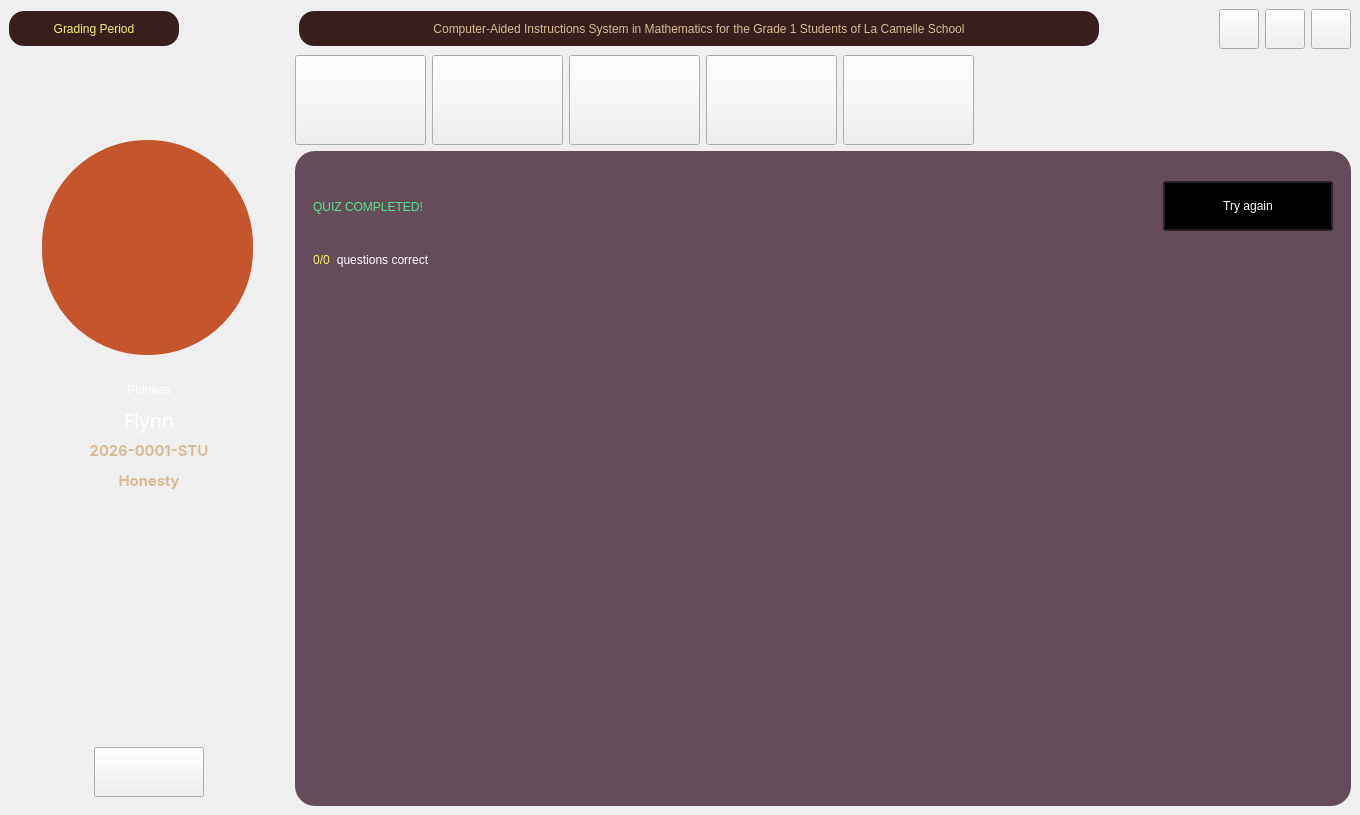
The window that CAI_PyQt/CAI_Student/UI/FormHome.ui (CPG19040/CPG19040) describes before a commit, drawn with Qt 5.
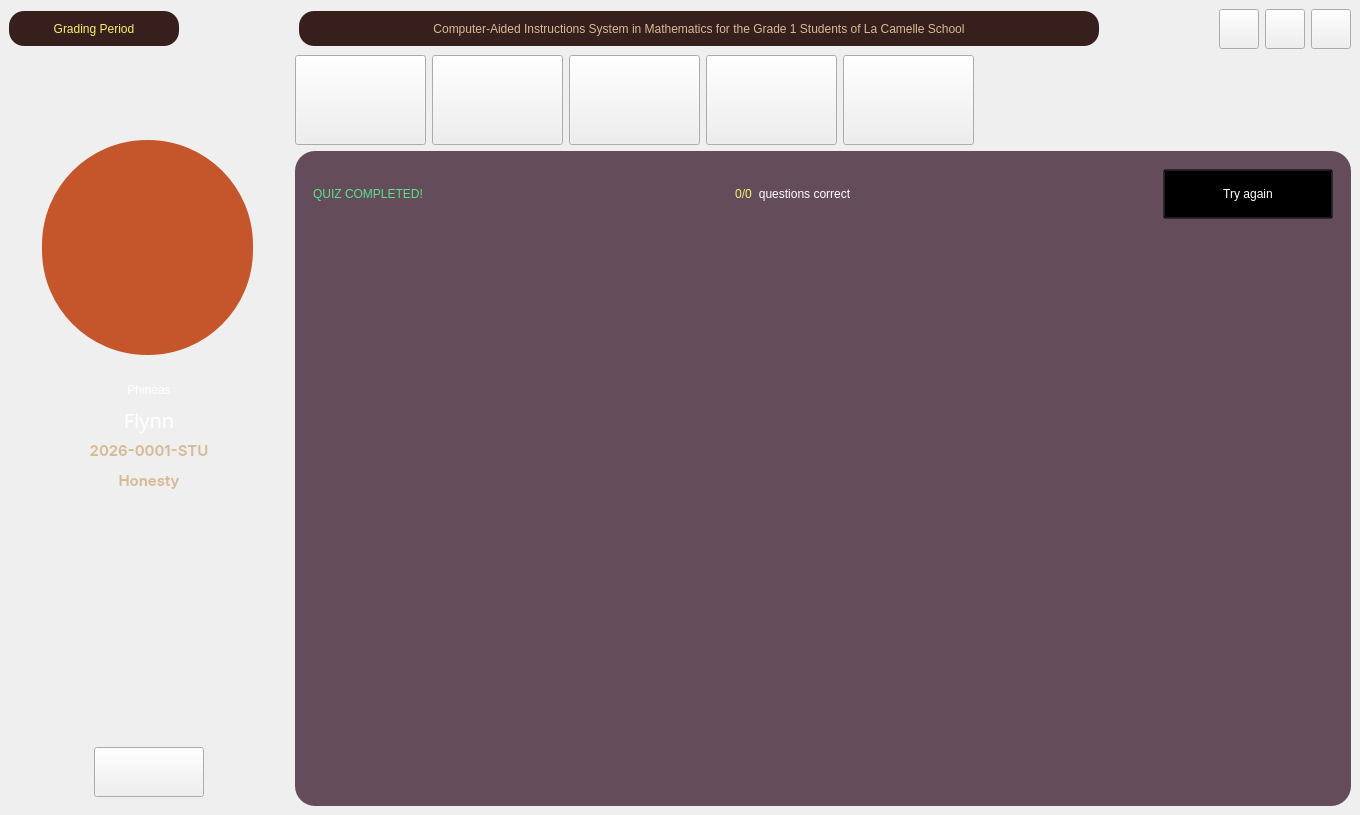
The same window after the commit. The open tabs and pages were chosen to show the change. Icons and pictures are not drawn.

What changed in the file:
```diff
--- a/CAI_PyQt/CAI_Student/UI/FormHome.ui
+++ b/CAI_PyQt/CAI_Student/UI/FormHome.ui
@@ -1529,6 +1529,45 @@
                          </property>
                         </widget>
                        </item>
+                       <item>
+                        <spacer name="horizontalSpacer_7">
+                         <property name="orientation">
+                          <enum>Qt::Horizontal</enum>
+                         </property>
+                         <property name="sizeHint" stdset="0">
+                          <size>
+                           <width>40</width>
+                           <height>20</height>
+                          </size>
+                         </property>
+                        </spacer>
+                       </item>
+                       <item>
+                        <widget class="QLabel" name="label_score">
+                         <property name="styleSheet">
+                          <string notr="true">font: 25pt &quot;Biscuit Glitch&quot;; color: rgb(249, 240, 107);</string>
+                         </property>
+                         <property name="text">
+                          <string>0/0</string>
+                         </property>
+                         <property name="alignment">
+                          <set>Qt::AlignCenter</set>
+                         </property>
+                        </widget>
+                       </item>
+                       <item>
+                        <widget class="QLabel" name="label_message_2">
+                         <property name="styleSheet">
+                          <string notr="true">font: 25pt &quot;Biscuit Glitch&quot;; color: #FFF;</string>
+                         </property>
+                         <property name="text">
+                          <string>questions correct</string>
+                         </property>
+                         <property name="alignment">
+                          <set>Qt::AlignCenter</set>
+                         </property>
+                        </widget>
+                       </item>
                        <item>
                         <spacer name="horizontalSpacer_8">
                          <property name="orientation">
@@ -1536,8 +1575,8 @@
                          </property>
                          <property name="sizeHint" stdset="0">
                           <size>
-                           <width>456</width>
-                           <height>75</height>
+                           <width>40</width>
+                           <height>20</height>
                           </size>
                          </property>
                         </spacer>
@@ -1583,63 +1622,6 @@
                       </layout>
                      </widget>
                     </item>
-                    <item>
-                     <widget class="QWidget" name="widget_10" native="true">
-                      <layout class="QHBoxLayout" name="horizontalLayout_10">
-                       <property name="leftMargin">
-                        <number>0</number>
-                       </property>
-                       <property name="topMargin">
-                        <number>0</number>
-                       </property>
-                       <property name="rightMargin">
-                        <number>0</number>
-                       </property>
-                       <property name="bottomMargin">
-                        <number>0</number>
-                       </property>
-                       <item>
-                        <widget class="QLabel" name="label_score">
-                         <property name="styleSheet">
-                          <string notr="true">font: 25pt &quot;Biscuit Glitch&quot;; color: rgb(249, 240, 107);</string>
-                         </property>
-                         <property name="text">
-                          <string>0/0</string>
-                         </property>
-                         <property name="alignment">
-                          <set>Qt::AlignCenter</set>
-                         </property>
-                        </widget>
-                       </item>
-                       <item>
-                        <widget class="QLabel" name="label_message_2">
-                         <property name="styleSheet">
-                          <string notr="true">font: 25pt &quot;Biscuit Glitch&quot;; color: #FFF;</string>
-                         </property>
-                         <property name="text">
-                          <string>questions correct</string>
-                         </property>
-                         <property name="alignment">
-                          <set>Qt::AlignCenter</set>
-                         </property>
-                        </widget>
-                       </item>
-                       <item>
-                        <spacer name="horizontalSpacer_7">
-                         <property name="orientation">
-                          <enum>Qt::Horizontal</enum>
-                         </property>
-                         <property name="sizeHint" stdset="0">
-                          <size>
-                           <width>40</width>
-                           <height>20</height>
-                          </size>
-                         </property>
-                        </spacer>
-                       </item>
-                      </layout>
-                     </widget>
-                    </item>
                    </layout>
                   </widget>
                  </item>
@@ -1730,8 +1712,8 @@
                      <rect>
                       <x>0</x>
                       <y>0</y>
-                      <width>100</width>
-                      <height>30</height>
+                      <width>1038</width>
+                      <height>558</height>
                      </rect>
                     </property>
                     <layout class="QVBoxLayout" name="verticalLayout_4"/>
```
Left out of the diff: 12 changed lines with no effect on the pictures.
